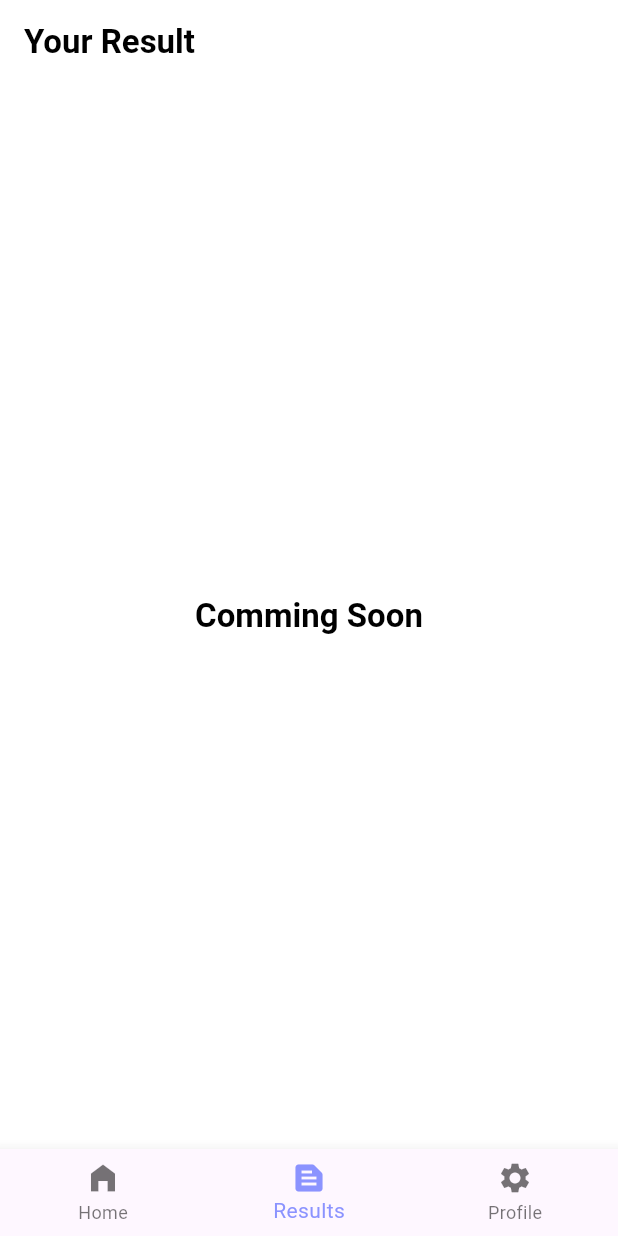
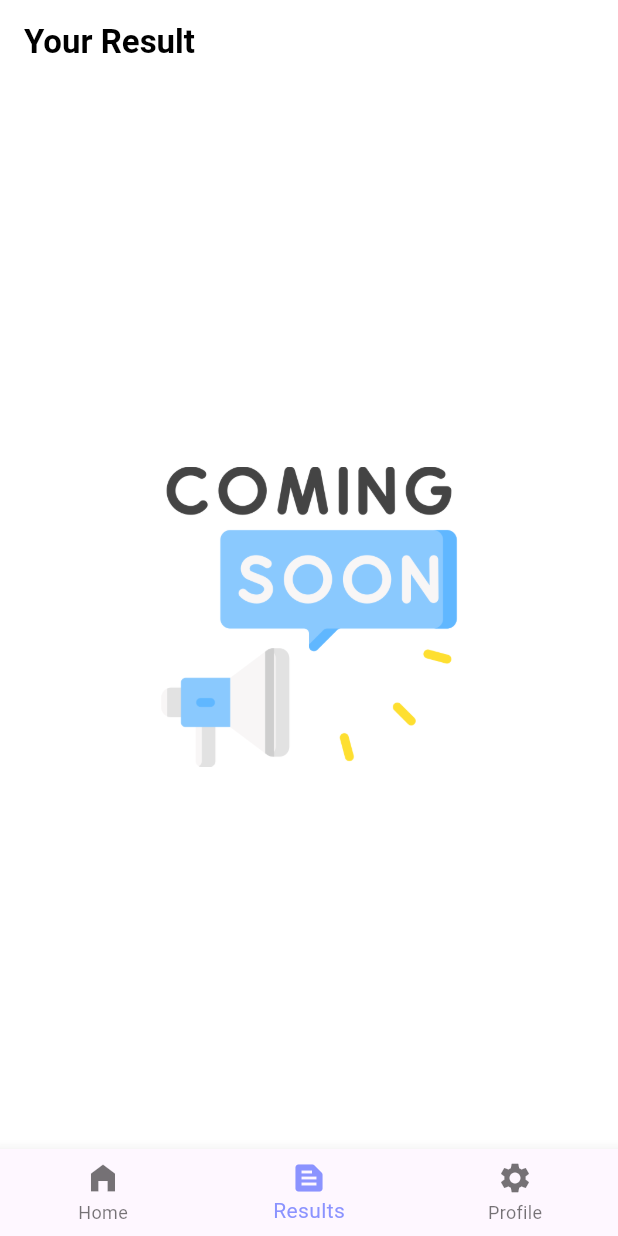
Before and after one commit to Anshuman1103/caliber_sense, a Flutter app: the screen it shows after launch, item 2 of the bottom bar chosen, on a phone screen of 412 x 824 dp. Run offline on Flutter 3.47's test engine with Material 3 defaults, Android fonts, the phone set to English and light mode, and no system bars; our stand-ins replace flutter_riverpod, google_fonts.

Commit message:
Comming soon

```diff
--- a/lib/main.dart
+++ b/lib/main.dart
@@ -1,4 +1,3 @@
-import 'package:caliber_sense/screens/home_screen.dart';
 import 'package:caliber_sense/screens/tab.dart';
 import 'package:flutter/material.dart';
 import 'package:flutter_riverpod/flutter_riverpod.dart';
--- a/lib/screens/result_screen.dart
+++ b/lib/screens/result_screen.dart
@@ -15,12 +15,10 @@ class ResultScreen extends StatelessWidget {
         ),
       ),
       body: Center(
-        child: Text(
-          'Comming Soon',
-          style: Theme.of(context)
-              .textTheme
-              .titleLarge!
-              .copyWith(color: Theme.of(context).colorScheme.onPrimary),
+        child: Image.asset(
+          'assets/icons/coming-soon.png',
+          height: 200,
+          width: 200,
         ),
       ),
     );
```
Also changed, not shown: lib/screens/profile_screen.dart (+4 -6 lines), 1 other file.
